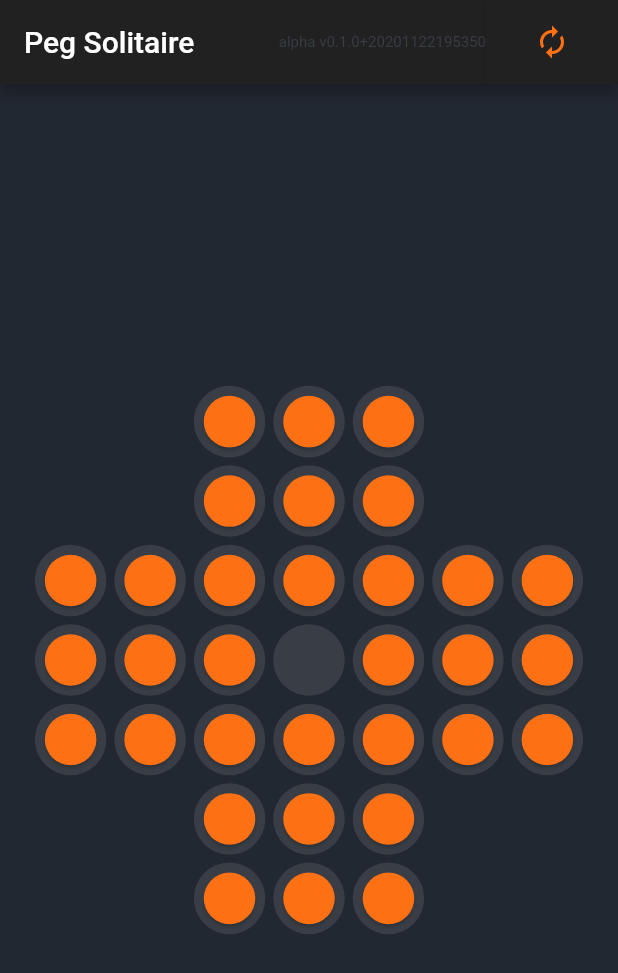
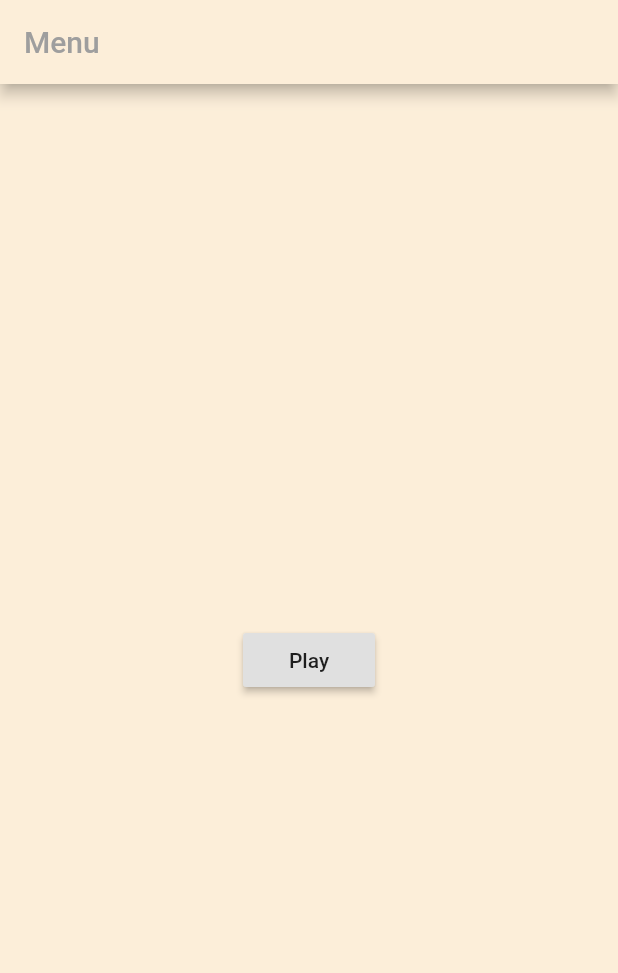
Before and after one commit to austincv/peg-solitaire, a Flutter app: the screen it shows after launch, on a phone screen of 412 x 824 dp. Shown: the top 973 px of the screen. Run offline on Flutter 3.47's test engine with Material 2 defaults, Android fonts, the light colour scheme and no system bars.

Commit message:
Save experimental work

```diff
--- a/lib/board.dart
+++ b/lib/board.dart
@@ -90,7 +90,7 @@ class _BoardState extends State<Board> {
   }
 
   Widget buildHoleWithPegAtIndex(Index holeIndex, Size size) {
-    double reduceFactor = 0.8;
+    double reduceFactor = 1;
     Size pegSize = Size(size.width * reduceFactor, size.height * reduceFactor);
 
     return Hole(
@@ -145,7 +145,7 @@ class _BoardState extends State<Board> {
   }
 
   Widget buildLayout(context, constraints) {
-    const reduceFactor = 0.9;
+    const reduceFactor = 0.85;
     Size size = Size.square((constraints.maxWidth < constraints.maxHeight)
         ? constraints.maxWidth * reduceFactor
         : constraints.maxHeight * reduceFactor);
@@ -165,7 +165,7 @@ class _BoardState extends State<Board> {
           Center(child: kVersion),
           isGameOver
               ? RaisedButton(
-                  color: Colors.grey.shade900,
+                  color: kColorBackground,
                   onPressed: () {
                     setState(() {
                       resetBoard();
@@ -178,7 +178,7 @@ class _BoardState extends State<Board> {
                   )),
                 )
               : RaisedButton(
-                  color: Colors.grey.shade900,
+                  color: kColorBackground,
                   onPressed: () {
                     setState(() {
                       resetBoard();
--- a/lib/boards/peg.dart
+++ b/lib/boards/peg.dart
@@ -26,7 +26,7 @@ class Peg extends StatelessWidget {
         height: size.height,
         child: Card(
           color: kColorPeg,
-          elevation: 4,
+          elevation: 10,
           shape: CircleBorder(),
         ),
       ),
--- a/lib/constants.dart
+++ b/lib/constants.dart
@@ -2,17 +2,17 @@ import 'package:flutter/material.dart';
 
 const String kTitle = 'Peg Solitaire';
 
-const Color kColorHole = Color(0xFF393E46);
+const Color kColorHole = Color(0xFFc9baa3);
 const Color kColorHoleGameOver = Color(0xFFba3f1d);
 const Color kColorHoleDroppable = Color(0xFF2A9134);
 const Color kColorHoleNotDroppable = Color(0xFFD90368);
-const Color kColorPeg = Color(0xFFFD7014);
-const Color kColorBackground = Color(0xFF222831);
+const Color kColorPeg = Color(0xFFfff4e3);
+const Color kColorBackground = Color(0xFFfceed9);
 
 const Color kColorReset = Color(0xFFFD7014);
 const Color kColorResetGameOver = Color(0xFFba3f1d);
 
 const Text kVersion = Text(
-  'alpha v0.1.0+20201122195350',
+  'alpha v0.1.0+2020112219',
   style: TextStyle(color: Color(0xFF393E46), fontSize: 10),
 );
--- a/lib/main.dart
+++ b/lib/main.dart
@@ -1,7 +1,8 @@
 import 'package:flutter/material.dart';
+import 'package:flutter/rendering.dart';
 
-import 'board.dart';
 import 'constants.dart';
+import 'menu.dart';
 
 class PegSolitaire extends StatefulWidget {
   @override
@@ -9,19 +10,23 @@ class PegSolitaire extends StatefulWidget {
 }
 
 class _PegSolitaireState extends State<PegSolitaire> {
-  Board board = Board();
-
   @override
   Widget build(BuildContext context) {
     final title = kTitle;
 
     return MaterialApp(
-      title: title,
-      home: Board(),
-      theme: ThemeData.dark().copyWith(
-        scaffoldBackgroundColor: kColorBackground,
-      ),
-    );
+        title: title,
+        home: Menu(),
+        theme: ThemeData(
+          primaryTextTheme: TextTheme(
+              headline6: TextStyle(
+            color: Colors.grey,
+          )),
+          appBarTheme: AppBarTheme(
+            color: kColorBackground,
+          ),
+          scaffoldBackgroundColor: kColorBackground,
+        ));
   }
 }
 
--- /dev/null
+++ b/lib/menu.dart
@@ -0,0 +1,29 @@
+import 'package:flutter/material.dart';
+
+import 'board.dart';
+
+class Menu extends StatefulWidget {
+  @override
+  _MenuState createState() => _MenuState();
+}
+
+class _MenuState extends State<Menu> {
+  @override
+  Widget build(BuildContext context) {
+    return Scaffold(
+      appBar: AppBar(
+        title: Text('Menu'),
+      ),
+      body: Center(
+        child: RaisedButton(
+          child: Text('Play'),
+          onPressed: () {
+            Navigator.push(context, MaterialPageRoute(builder: (context) {
+              return Board();
+            }));
+          },
+        ),
+      ),
+    );
+  }
+}
--- a/pubspec.yaml
+++ b/pubspec.yaml
@@ -15,7 +15,7 @@ publish_to: 'none' # Remove this line if you wish to publish to pub.dev
 # In iOS, build-name is used as CFBundleShortVersionString while build-number used as CFBundleVersion.
 # Read more about iOS versioning at
 # https://developer.apple.com/library/archive/documentation/General/Reference/InfoPlistKeyReference/Articles/CoreFoundationKeys.html
-version: 0.1.0+20201122195350
+version: 0.1.0+20201122
 
 environment:
   sdk: ">=2.7.0 <3.0.0"
@@ -28,6 +28,8 @@ dependencies:
   # The following adds the Cupertino Icons font to your application.
   # Use with the CupertinoIcons class for iOS style icons.
   cupertino_icons: ^1.0.0
+
+  provider: ^3.0.0
 
 dev_dependencies:
   flutter_test:
```
Also changed, not shown: lib/model/model.dart (added, +123 -0 lines), pubspec.lock, 1 other file.
